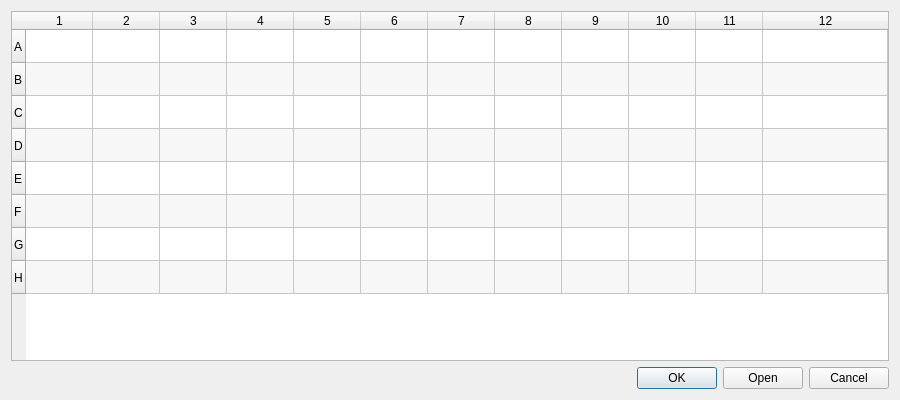
kvr2007/moltenprot, file moltenprot/ui/layout.ui: the form before one commit.
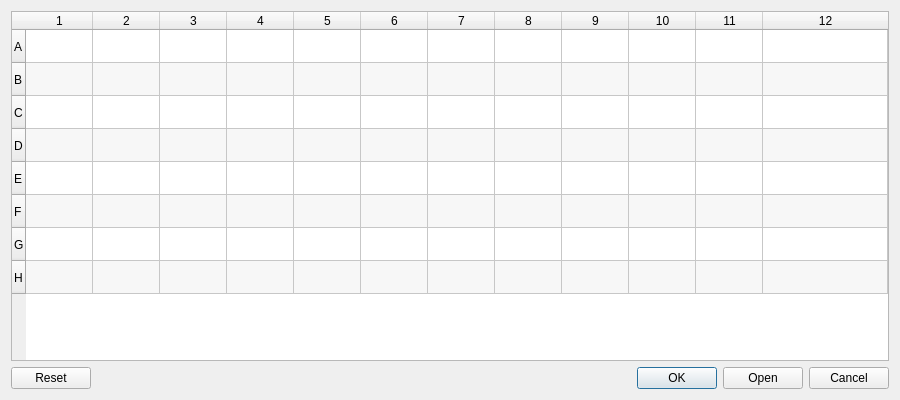
The form after the commit.

What changed in the file:
```diff
--- a/moltenprot/ui/layout.ui
+++ b/moltenprot/ui/layout.ui
@@ -607,7 +607,7 @@
       <enum>Qt::Horizontal</enum>
      </property>
      <property name="standardButtons">
-      <set>QDialogButtonBox::Cancel|QDialogButtonBox::Ok|QDialogButtonBox::Open</set>
+      <set>QDialogButtonBox::Cancel|QDialogButtonBox::Ok|QDialogButtonBox::Open|QDialogButtonBox::Reset</set>
      </property>
     </widget>
    </item>
```
